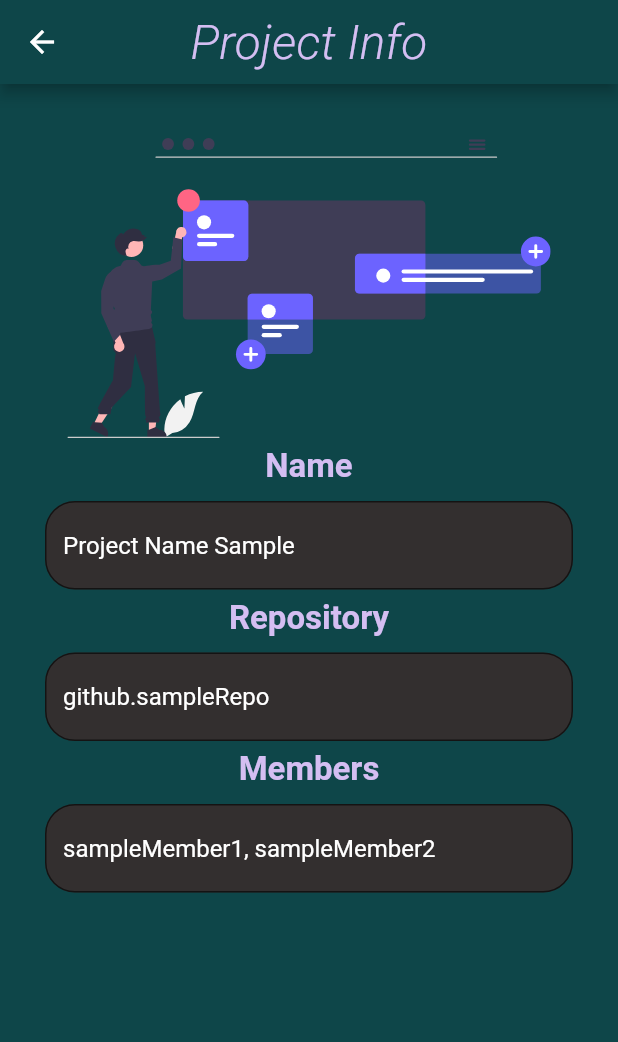
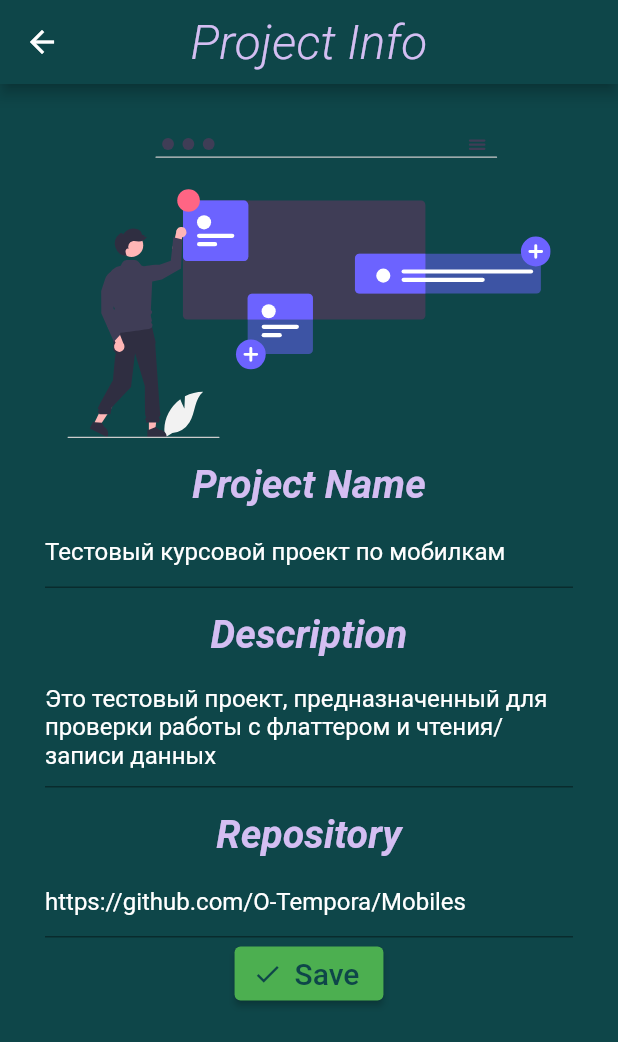
Before and after one commit to O-Tempora/Mobiles, a Flutter app: the InfoPage screen opened directly, on a phone screen of 412 x 824 dp. Shown: the top 1042 px of the screen. Run offline on Flutter 3.47's test engine with Material 2 defaults, Android fonts, the phone set to English and light mode, and no system bars; our stand-ins replace flutter_svg; missing offline and left inert: dart:ffi, desktop_window.

Commit message:
feat: added read and update operations for project info

```diff
--- /dev/null
+++ b/app/lib/domain/info/info.dart
@@ -0,0 +1,13 @@
+import 'package:json_annotation/json_annotation.dart';
+part 'info.g.dart';
+
+@JsonSerializable(explicitToJson: true)
+class Info{
+  String description;
+  String name;
+  String repository;
+
+  Info({required this.description, required this.name, required this.repository});
+  factory Info.fromJson(Map<String, dynamic> json) => _$InfoFromJson(json);
+  Map<String, dynamic> toJson() => _$InfoToJson(this);
+}
--- /dev/null
+++ b/app/lib/domain/infoManager.dart
@@ -0,0 +1,40 @@
+import 'package:app/domain/user.dart';
+import 'dart:async';
+import 'dart:io' as io;
+import 'dart:convert';
+import 'package:flutter/material.dart';
+import 'package:path_provider/path_provider.dart';
+import 'package:json_annotation/json_annotation.dart';
+import 'package:app/domain/info/info.dart';
+
+Future<String> get _localPath async {
+  final directory = await getApplicationDocumentsDirectory();
+  return directory.path;
+}
+
+Future<io.File> get _infoFile async {
+  final path = await _localPath;
+  io.File file;
+  if (await io.File('$path/info.json').exists()){
+    file = io.File('$path/info.json');
+  } else {
+    io.File('$path/info.json').create(recursive: true);
+    file = io.File('$path/info.json');
+    var projInfo = Info(description: "Это тестовый проект, предназначенный для проверки работы с флаттером и чтения/записи данных",
+                        name: "Тестовый курсовой проект по мобилкам",
+                        repository: "https://github.com/O-Tempora/Mobiles");
+    file.writeAsString(jsonEncode(projInfo));
+  }
+  return file;
+}
+
+Future<Info> getInfo() async{
+  final file = await _infoFile;
+  Info info = Info.fromJson(jsonDecode(await file.readAsString()));
+  return info;
+}
+
+Future<void> updateInfo(Info inf) async{
+  final file = await _infoFile;
+  file.writeAsString(jsonEncode(inf));
+}
--- a/app/lib/domain/userManager.dart
+++ b/app/lib/domain/userManager.dart
@@ -23,6 +23,7 @@ Future<io.File> get _userFile async {
     users.add(User(login:"OriginalLogin1", name:"Valera Semyonov", email:"dy311rd638@gmail.com", password:"qwerty12345"));
     users.add(User(login:"Log In 2", name:"Dima Vasilyev", email:"ifhc32ufc2@gmail.com", password:"12345qwerty"));
     users.add(User(login:"Lmaodel", name:"Vova Vist", email:"udolbru123@gmail.com", password:"q1w2e3r4t5"));
+    users.add(User(login:"Admin", name:"AdminAdmin", email:"admin@gmail.com", password:"adminadmin"));
     file.writeAsString(jsonEncode(users.map((e) => e.toJson()).toList()));
   }
   return file;
--- a/app/lib/pages/info.dart
+++ b/app/lib/pages/info.dart
@@ -1,9 +1,10 @@
-
 import 'dart:convert';
-
+import 'dart:ffi';
+import 'package:app/domain/info/info.dart';
 import 'package:flutter/material.dart';
 import 'package:flutter/services.dart';
 import 'package:flutter_svg/flutter_svg.dart';
+import 'package:app/domain/infoManager.dart';
 class InfoPage extends StatefulWidget {
   const InfoPage({super.key});
 
@@ -12,28 +13,30 @@ class InfoPage extends StatefulWidget {
 }
 
 class _InfoPageState extends State<InfoPage> {
-    String name = "";
-    String members = "";
-    String repo = "";
-  Future<void> readJson() async{
-    final String response = await rootBundle.loadString("assets/test.json");
-    final data = await jsonDecode(response);
+  Info info = Info(description: "", name: "", repository: "");
+  TextEditingController nameController = TextEditingController();
+  TextEditingController descrController = TextEditingController();
+  TextEditingController repoController = TextEditingController();
+
+  Future<void> GetInfo() async{
+    info = await getInfo();
     setState(() {
-      name = data["name"];
-      members = data["members"];
-      repo = data["repo"];
+      nameController.text = info.name;
+      descrController.text = info.description;
+      repoController.text = info.repository;
     });
   }
 
   @override
   void initState(){
+    GetInfo();
     super.initState();
-    readJson();
   }
 
   @override
   Widget build(BuildContext context) {
     return Scaffold(
+      resizeToAvoidBottomInset: false,
       backgroundColor: Theme.of(context).primaryColor,
       appBar: AppBar(
         backgroundColor: Theme.of(context).primaryColor,
@@ -67,80 +70,106 @@ class _InfoPageState extends State<InfoPage> {
               child: Column(
                 children: [
                   const Padding(
-                    padding: EdgeInsets.all(6),
+                    padding: EdgeInsets.fromLTRB(6, 16, 6, 6),
                     child: Text(
-                      'Name',
+                      'Project Name',
                       style: TextStyle(
-                        fontSize: 22,
+                        fontSize: 26,
                         fontWeight: FontWeight.bold,
+                        fontStyle: FontStyle.italic,
                         color: Color.fromRGBO(212, 190, 242, 1.0)
                       )
                     ),
                   ),
-                  Padding(
-                    padding: const EdgeInsets.only(top: 4),
-                    child: TextField(
+                  TextField(
+                    controller: nameController,
+                    textInputAction: TextInputAction.newline,
+                    maxLines: null,
                     decoration: InputDecoration(
-                        border: OutlineInputBorder(borderRadius: BorderRadius.circular(20.0)),
-                        filled: true,
-                        fillColor: const Color.fromARGB(255, 51, 47, 47),
-                        hintText: name,
-                        hintStyle: const TextStyle(
+                      fillColor: Theme.of(context).primaryColor,
+                    ),
+                    style: const TextStyle(
+                      fontSize: 16,
                       color: Colors.white
-                        )
-                      ),
                     ),
                   ),
                   const Padding(
-                    padding: EdgeInsets.all(6),
+                    padding: EdgeInsets.fromLTRB(6, 16, 6, 6),
                     child: Text(
-                      'Repository',
+                      'Description',
                       style: TextStyle(
-                        fontSize: 22,
+                        fontSize: 26,
                         fontWeight: FontWeight.bold,
+                        fontStyle: FontStyle.italic,
                         color: Color.fromRGBO(212, 190, 242, 1.0)
                       )
                     ),
                   ),
-                  Padding(
-                    padding: const EdgeInsets.only(top: 4),
-                    child: TextField(
+                  TextField(
+                    controller: descrController,
+                    textInputAction: TextInputAction.newline,
+                    maxLines: null,
                     decoration: InputDecoration(
-                        border: OutlineInputBorder(borderRadius: BorderRadius.circular(20.0)),
-                        filled: true,
-                        fillColor: const Color.fromARGB(255, 51, 47, 47),
-                        hintText: repo,
-                        hintStyle: const TextStyle(
+                      fillColor: Theme.of(context).primaryColor,
+                    ),
+                    style: const TextStyle(
+                      fontSize: 16,
                       color: Colors.white
-                        )
-                      ),
                     ),
                   ),
                   const Padding(
-                    padding: EdgeInsets.all(6),
+                    padding: EdgeInsets.fromLTRB(6, 16, 6, 6),
                     child: Text(
-                      'Members',
+                      'Repository',
                       style: TextStyle(
-                        fontSize: 22,
+                        fontSize: 26,
                         fontWeight: FontWeight.bold,
+                        fontStyle: FontStyle.italic,
                         color: Color.fromRGBO(212, 190, 242, 1.0)
                       )
                     ),
                   ),
-                  Padding(
-                    padding: const EdgeInsets.only(top: 4),
-                    child: TextField(
+                  TextField(
+                    controller: repoController,
+                    textInputAction: TextInputAction.newline,
+                    maxLines: null,
                     decoration: InputDecoration(
-                        border: OutlineInputBorder(borderRadius: BorderRadius.circular(20.0)),
-                        filled: true,
-                        fillColor: const Color.fromARGB(255, 51, 47, 47),
-                        hintText: members,
-                        hintStyle: const TextStyle(
+                      fillColor: Theme.of(context).primaryColor,
+                    ),
+                    style: const TextStyle(
+                      fontSize: 16,
                       color: Colors.white
-                        )
+                    ),
+                    onSubmitted: (value) {
+                      info.repository = value;
+                      updateInfo(info);
+                    },
+                  ),
+                  ElevatedButton.icon(
+                    style: const ButtonStyle(
+                      backgroundColor: MaterialStatePropertyAll(
+                        Colors.green
                       ),
                     ),
+                    onPressed:() {
+                      info.name = nameController.text;
+                      info.description = descrController.text;
+                      info.repository = repoController.text;
+                      updateInfo(info);
+                    },
+                    icon: Icon(
+                      Icons.check,
+                      size: 20,
+                      color: Theme.of(context).primaryColor,
                     ),
+                    label: Text(
+                      'Save',
+                      style: TextStyle(
+                        color: Theme.of(context).primaryColor,
+                        fontSize: 20
+                      )
+                    )
+                  )
                 ]
               ),
             )
--- a/app/lib/pages/members.dart
+++ b/app/lib/pages/members.dart
@@ -118,6 +118,7 @@ class _MembersPageState extends State<MembersPage> {
                         ]
                       ),
                       trailing: InkWell(
+                        borderRadius: const BorderRadius.all(Radius.circular(12)),
                         onTap: () => {
                           setState(() {
                             DeleteUser(userList[index].login);
```
Also changed, not shown: app/lib/domain/info/info.g.dart (added). Lines whose indentation alone changed are shown as unchanged.
